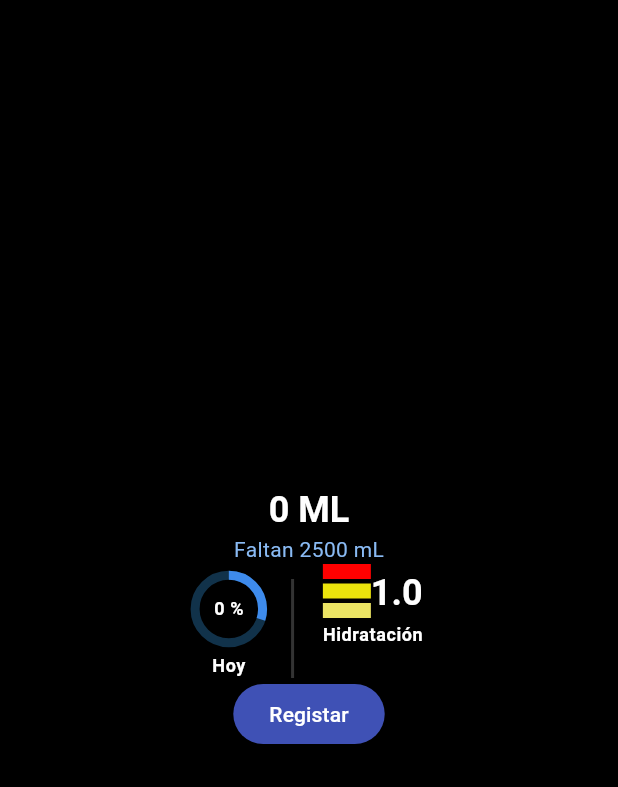
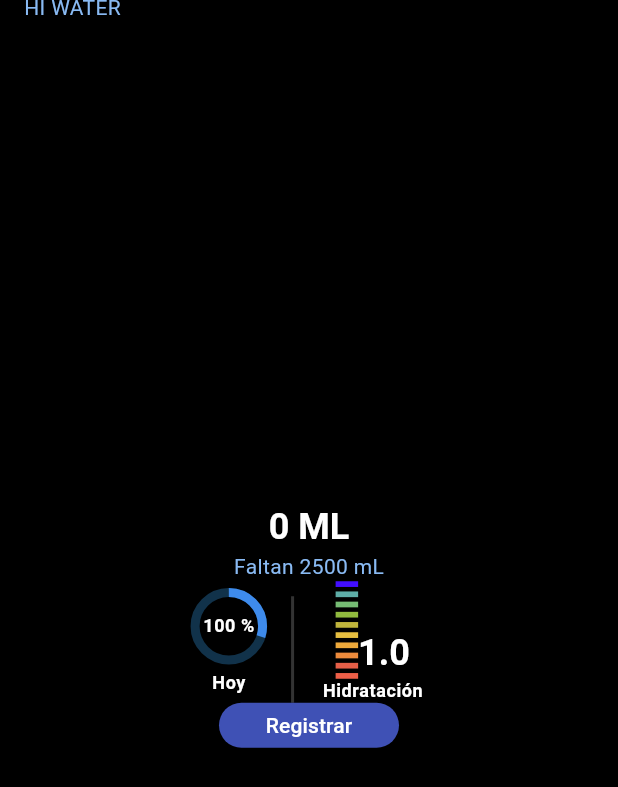
Before and after one commit to AlexhHr23/Clone_HiWater, a Flutter app: the screen it shows after launch, on a phone screen of 412 x 824 dp. Shown: the top 787 px of the screen. Run offline on Flutter 3.47's test engine with Material 2 defaults, Android fonts, the phone set to English and light mode, and no system bars.

Commit message:
Implementacion de colores en la progress bar y app bar

```diff
--- a/lib/assets/interval_progress_bar.dart
+++ b/lib/assets/interval_progress_bar.dart
@@ -18,12 +18,25 @@ class _IntervalProgressBarState extends State<IntervalProgressBar> {
   Widget _bar() {
     return Column(
       children: [
-        _interval(customColor: const Color.fromARGB(255, 255, 0, 0)),
+        _interval(customColor: const Color.fromARGB(255, 66, 14, 255)),
         _separator(),
-        _interval(customColor: const Color.fromARGB(255, 235, 228, 12)),
+        _interval(customColor: const Color.fromARGB(255, 94, 173, 167)),
         _separator(),
-        _interval(customColor: const Color.fromARGB(255, 235, 228, 100)),
+        _interval(customColor: const Color.fromARGB(255, 118, 188, 116)),
         _separator(),
+        _interval(customColor: const Color.fromARGB(255, 145, 186, 62)),
+        _separator(),
+        _interval(customColor: const Color.fromARGB(255, 192, 181, 60)),
+        _separator(),
+        _interval(customColor: const Color.fromARGB(255, 230, 190, 64)),
+        _separator(),
+        _interval(customColor: const Color.fromARGB(255, 237, 169, 59)),
+        _separator(),
+        _interval(customColor: const Color.fromARGB(255, 235, 138, 60)),
+        _separator(),
+        _interval(customColor: const Color.fromARGB(255, 229, 95, 72)),
+        _separator(),
+        _interval(customColor: const Color.fromARGB(255, 237, 95, 72)),
       ],
     );
   }
@@ -36,8 +49,8 @@ class _IntervalProgressBarState extends State<IntervalProgressBar> {
 
   Widget _interval({required Color customColor}) {
     return SizedBox(
-      width: 32.0,
-      height: 10.0,
+      width: 15.0,
+      height: 3.8,
       child: DecoratedBox(
         decoration: BoxDecoration(
           color: customColor,
@@ -47,9 +60,16 @@ class _IntervalProgressBarState extends State<IntervalProgressBar> {
   }
 
   Widget _label() {
-    return Text(
+    return  Column(
+      children: [
+        const SizedBox(
+          height: 30,
+        ),
+        Text(
       '1.0',
       style: Theme.of(context).textTheme.headlineSmall,
+      )
+      ],
     );
   }
 }
--- a/lib/config/theme/app_theme.dart
+++ b/lib/config/theme/app_theme.dart
@@ -19,6 +19,9 @@ class AppTheme {
   ThemeData theme() {
     return ThemeData(
         scaffoldBackgroundColor: Colors.black,
+        appBarTheme: const AppBarTheme(
+          color: Colors.black
+        ),
         textTheme: const TextTheme(
           headlineSmall: TextStyle(
             color: Colors.white,
@@ -40,9 +43,6 @@ class AppTheme {
           ),
         ),
         useMaterial3: true,
-        appBarTheme: AppBarTheme(
-          backgroundColor: _colorThemes[selectedColor]
-        ),
         colorSchemeSeed: _colorThemes[selectedColor],
         //brightness: Brightness.dark
     );
--- a/lib/screens/start_screen.dart
+++ b/lib/screens/start_screen.dart
@@ -12,6 +12,15 @@ class _StartScreenState extends State<StartScreen> {
   @override
   Widget build(BuildContext context) {
     return Scaffold(
+      appBar: AppBar(
+        toolbarHeight: 10.0,
+        centerTitle: false,
+        leadingWidth: 0,
+        title: Text(
+          'HI WATER',
+          style: Theme.of(context).textTheme.bodyMedium,
+        ),
+      ),
       body: Column(
         mainAxisAlignment: MainAxisAlignment.center,
         children: [_totalMl(), _indicators(), _buttonReg()],
@@ -70,7 +79,7 @@ class _StartScreenState extends State<StartScreen> {
               ),
             ),
             Text(
-              '0 %',
+              '100 %',
               style: Theme.of(context).textTheme.bodySmall,
             ),
           ]),
@@ -115,6 +124,16 @@ class _StartScreenState extends State<StartScreen> {
 
   Center _buttonReg() {
     return Center(
-        child: ElevatedButton(onPressed: () {}, child: const Text('Registar')));
+      child: ConstrainedBox(
+        constraints: const BoxConstraints.tightFor(
+          width: 120,
+          height: 30,
+        ),
+        child: ElevatedButton(
+          onPressed: () {},
+          child: const Text('Registrar'),
+        )
+      ),
+    );
   }
 }
```
